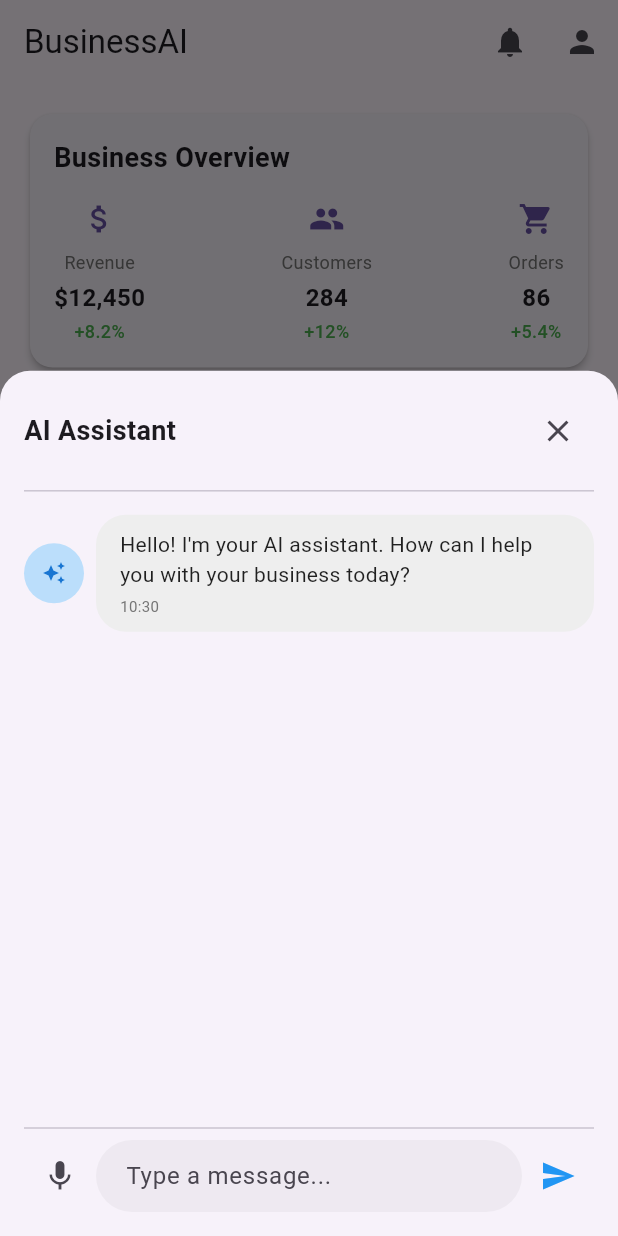
After one commit to udisha1234/Business.AI, a Flutter app: the screen it shows after launch, after a tap on the "chat" icon, on a phone screen of 412 x 824 dp. The commit adds this screen. Run offline on Flutter 3.47's test engine with Material 3 defaults, Android fonts, the phone set to English and light mode, and no system bars; our stand-ins replace get; Roboto replaces fonts that are missing (Poppins).

Commit message:
feat: added ai assistance

```diff
--- /dev/null
+++ b/businessai_flutter_frontend/lib/features/ai_chat/domain/controllers/chat_controller.dart
@@ -0,0 +1,41 @@
+import 'package:flutter/material.dart';
+import 'package:get/get.dart';
+import '../../domain/models/chat_message.dart';
+
+class ChatController extends GetxController {
+  var messages = <ChatMessage>[].obs;
+  TextEditingController textController = TextEditingController(); // ✅ Updated
+
+  @override
+  void onInit() {
+    super.onInit();
+    // Initialize with a welcome message
+    messages.add(ChatMessage(
+      text: "Hello! I'm your AI assistant. How can I help you with your business today?",
+      isUser: false,
+      timestamp: DateTime.now(),
+    ));
+  }
+
+  void sendMessage() {
+    if (textController.text.trim().isEmpty) return;
+
+    messages.add(ChatMessage(
+      text: textController.text, // ✅ Use the textController
+      isUser: true,
+      timestamp: DateTime.now(),
+    ));
+
+    // Clear input field
+    textController.clear(); // ✅ Proper way to clear input
+
+    // Simulate AI response
+    Future.delayed(Duration(seconds: 1), () {
+      messages.add(ChatMessage(
+        text: "I'm processing your request. How else can I assist?",
+        isUser: false,
+        timestamp: DateTime.now(),
+      ));
+    });
+  }
+}
--- /dev/null
+++ b/businessai_flutter_frontend/lib/features/ai_chat/domain/models/chat_message.dart
@@ -0,0 +1,11 @@
+class ChatMessage {
+  final String text;
+  final bool isUser;
+  final DateTime timestamp;
+
+  ChatMessage({
+    required this.text,
+    required this.isUser,
+    required this.timestamp,
+  });
+}
--- /dev/null
+++ b/businessai_flutter_frontend/lib/features/ai_chat/presentation/pages/ai_chat_assistant.dart
@@ -0,0 +1,95 @@
+import 'package:flutter/material.dart';
+import 'package:get/get.dart';
+import 'package:businessai_flutter_frontend/features/ai_chat/domain/controllers/chat_controller.dart';
+import '../widgets/chat_bubble.dart';
+
+class AIChatAssistant extends StatelessWidget {
+  final ChatController chatController = Get.find<ChatController>();
+
+  @override
+  Widget build(BuildContext context) {
+    return Container(
+      height: MediaQuery.of(context).size.height * 0.7,
+      padding: EdgeInsets.symmetric(horizontal: 16, vertical: 8),
+      child: Column(
+        children: [
+          _buildHeader(context),
+          Divider(),
+          _buildChatMessages(),
+          Divider(),
+          _buildInputField(),
+        ],
+      ),
+    );
+  }
+
+  Widget _buildHeader(BuildContext context) {
+    return Container(
+      padding: EdgeInsets.symmetric(vertical: 8),
+      child: Row(
+        mainAxisAlignment: MainAxisAlignment.spaceBetween,
+        children: [
+          Text(
+            'AI Assistant',
+            style: TextStyle(fontSize: 18, fontWeight: FontWeight.bold),
+          ),
+          IconButton(
+            icon: Icon(Icons.close),
+            onPressed: () => Navigator.pop(context),
+          ),
+        ],
+      ),
+    );
+  }
+
+  Widget _buildChatMessages() {
+    return Expanded(
+      child: Obx(() => ListView.builder(
+            reverse: false, // ✅ Fix: Messages will appear in correct order
+            itemCount: chatController.messages.length,
+            itemBuilder: (context, index) {
+              final message = chatController.messages[index]; // ✅ Correct order
+              return ChatBubble(message: message);
+            },
+          )),
+    );
+  }
+
+  Widget _buildInputField() {
+    return Padding(
+      padding: EdgeInsets.only(bottom: 8),
+      child: Row(
+        children: [
+          IconButton(
+            icon: Icon(Icons.mic),
+            onPressed: () {
+              // Implement voice input
+            },
+          ),
+          Expanded(
+            child: TextField(
+              controller: chatController.textController, // ✅ Fix: Use textController
+              decoration: InputDecoration(
+                hintText: 'Type a message...',
+                border: OutlineInputBorder(
+                  borderRadius: BorderRadius.circular(24),
+                  borderSide: BorderSide.none,
+                ),
+                filled: true,
+                fillColor: Colors.grey.withOpacity(0.1),
+                contentPadding: EdgeInsets.symmetric(horizontal: 16, vertical: 8),
+              ),
+              minLines: 1,
+              maxLines: 5,
+            ),
+          ),
+          IconButton(
+            icon: Icon(Icons.send),
+            color: Colors.blue,
+            onPressed: chatController.sendMessage,
+          ),
+        ],
+      ),
+    );
+  }
+}
--- /dev/null
+++ b/businessai_flutter_frontend/lib/features/ai_chat/presentation/widgets/chat_bubble.dart
@@ -0,0 +1,64 @@
+import 'package:flutter/material.dart';
+import '../../domain/models/chat_message.dart';
+
+class ChatBubble extends StatelessWidget {
+  final ChatMessage message;
+
+  const ChatBubble({Key? key, required this.message}) : super(key: key);
+
+  @override
+  Widget build(BuildContext context) {
+    return Padding(
+      padding: EdgeInsets.symmetric(vertical: 8),
+      child: Row(
+        mainAxisAlignment: message.isUser ? MainAxisAlignment.end : MainAxisAlignment.start,
+        children: [
+          if (!message.isUser)
+            CircleAvatar(
+              backgroundColor: Colors.blue[100],
+              child: Icon(Icons.auto_awesome, color: Colors.blue[700], size: 16),
+            ),
+          if (!message.isUser) SizedBox(width: 8),
+          Flexible(
+            child: Container(
+              padding: EdgeInsets.symmetric(horizontal: 16, vertical: 10),
+              decoration: BoxDecoration(
+                color: message.isUser ? Colors.blue[700] : Colors.grey[200],
+                borderRadius: BorderRadius.circular(20),
+              ),
+              child: Column(
+                crossAxisAlignment: CrossAxisAlignment.start,
+                children: [
+                  Text(
+                    message.text,
+                    style: TextStyle(color: message.isUser ? Colors.white : Colors.black87),
+                  ),
+                  SizedBox(height: 4),
+                  Text(
+                    _formatTime(message.timestamp),
+                    style: TextStyle(
+                      fontSize: 10,
+                      color: message.isUser ? Colors.white70 : Colors.grey[600],
+                    ),
+                  ),
+                ],
+              ),
+            ),
+          ),
+          if (message.isUser) SizedBox(width: 8),
+          if (message.isUser)
+            CircleAvatar(
+              backgroundColor: Colors.blue[700],
+              child: Icon(Icons.person, color: Colors.white, size: 16),
+            ),
+        ],
+      ),
+    );
+  }
+
+  String _formatTime(DateTime dateTime) {
+    final hour = dateTime.hour.toString().padLeft(2, '0');
+    final minute = dateTime.minute.toString().padLeft(2, '0');
+    return '$hour:$minute';
+  }
+}
--- a/businessai_flutter_frontend/lib/features/dashboard/presentation/pages/dashboard_screen.dart
+++ b/businessai_flutter_frontend/lib/features/dashboard/presentation/pages/dashboard_screen.dart
@@ -1,5 +1,6 @@
 import 'package:flutter/material.dart';
 
+import '../../../ai_chat/presentation/pages/ai_chat_assistant.dart';
 import 'home_tab.dart';
 
 class DashboardScreen extends StatefulWidget {
@@ -72,6 +73,23 @@ class _DashboardScreenState extends State<DashboardScreen> {
           ),
         ],
       ),
+            floatingActionButton: FloatingActionButton(
+        child: Icon(Icons.chat),
+        onPressed: () {
+          showModalBottomSheet(
+            context: context,
+            isScrollControlled: true,
+            shape: RoundedRectangleBorder(
+              borderRadius: BorderRadius.vertical(top: Radius.circular(20)),
+            ),
+            builder: (BuildContext context) {
+              // return Container();
+              return AIChatAssistant();
+            },
+          );
+        },
+        tooltip: 'AI Assistant',
+      ),
     );
   }
 }
--- a/businessai_flutter_frontend/lib/main.dart
+++ b/businessai_flutter_frontend/lib/main.dart
@@ -1,15 +1,18 @@
-
 import 'package:flutter/material.dart';
+import 'package:get/get.dart';
 import 'features/dashboard/presentation/pages/dashboard_screen.dart';
+import 'features/ai_chat/domain/controllers/chat_controller.dart';
 
 void main() {
+  WidgetsFlutterBinding.ensureInitialized(); // Ensures everything is set up before running the app
+  Get.put(ChatController()); // ✅ Initialize ChatController globally
   runApp(MyApp());
 }
 
 class MyApp extends StatelessWidget {
   @override
   Widget build(BuildContext context) {
-    return MaterialApp(
+    return GetMaterialApp( // ✅ Use GetMaterialApp for GetX features
       title: 'BusinessAI',
       debugShowCheckedModeBanner: false,
       theme: ThemeData(
@@ -32,7 +35,6 @@ class MyApp extends StatelessWidget {
         primaryColor: Colors.blue[700],
         scaffoldBackgroundColor: Color(0xFF121212),
         cardColor: Color(0xFF1E1E1E),
-        // fontFamily: 'Poppins',
       ),
       themeMode: ThemeMode.system,
       home: DashboardScreen(),
```
